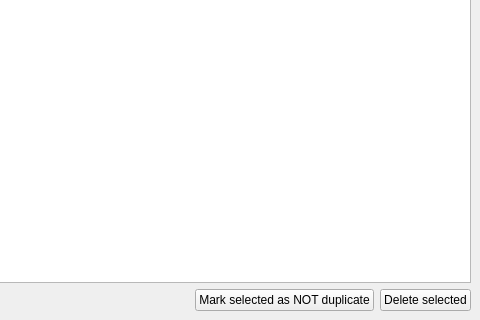
The window that views/DuplicatesView.ui (xcarol/wmm-qt) describes before a commit, drawn with Qt 5; both pictures show x 320 to 800 and y 280 to 600 of the 800 by 600 pixel window.
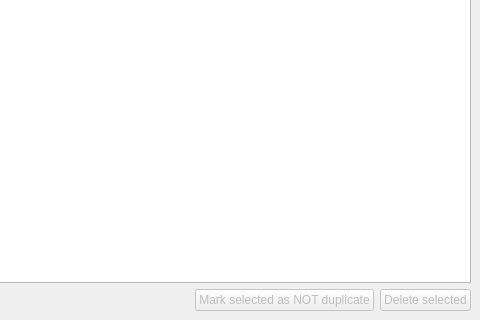
The same window after the commit.

Commit message: move initial settings to default ui

```diff
--- a/views/DuplicatesView.ui
+++ b/views/DuplicatesView.ui
@@ -73,6 +73,9 @@
        </item>
        <item>
         <widget class="QPushButton" name="markNotDuplicatesButton">
+        <property name="enabled">
+         <bool>false</bool>
+        </property>
          <property name="text">
           <string>Mark selected as NOT duplicate</string>
          </property>
@@ -80,6 +83,9 @@
        </item>
        <item>
         <widget class="QPushButton" name="deleteDuplicatesButton">
+        <property name="enabled">
+         <bool>false</bool>
+        </property>
          <property name="text">
           <string>Delete selected</string>
          </property>
```
Left out of the diff: 3 changed lines with no effect on the pictures. Lines whose indentation alone changed are shown as unchanged. The commit also changes 5 other files.
